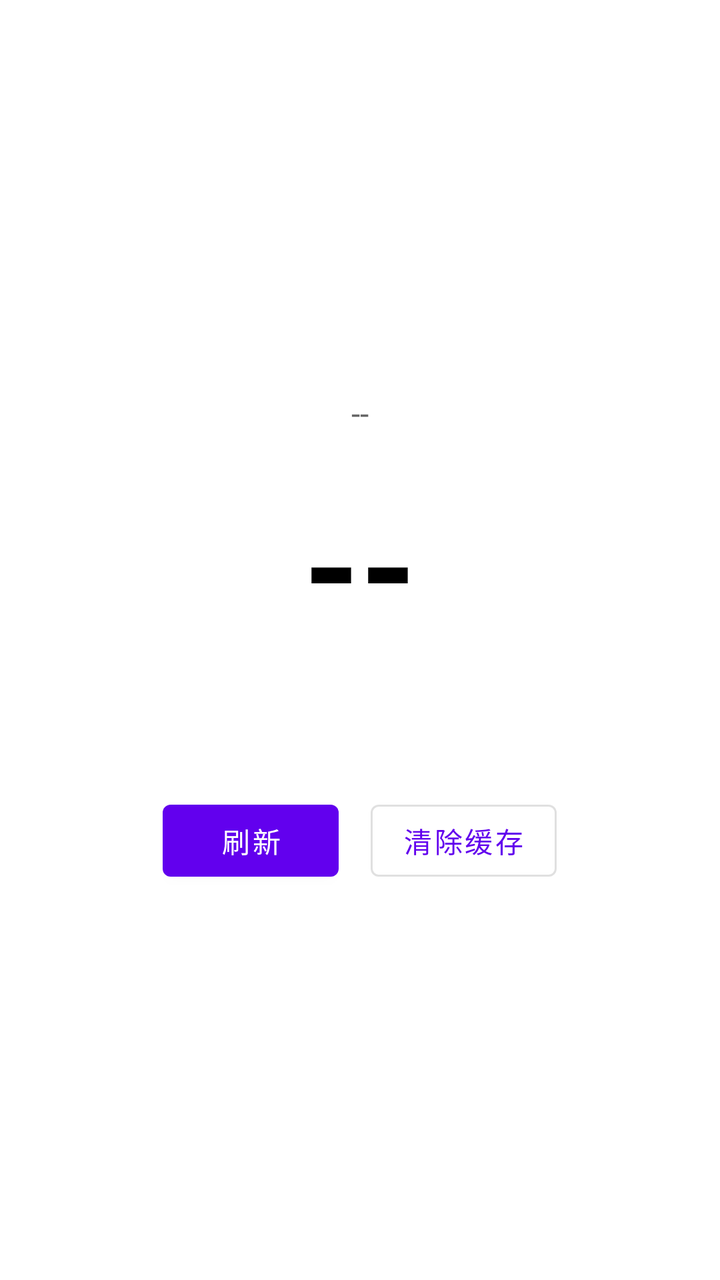
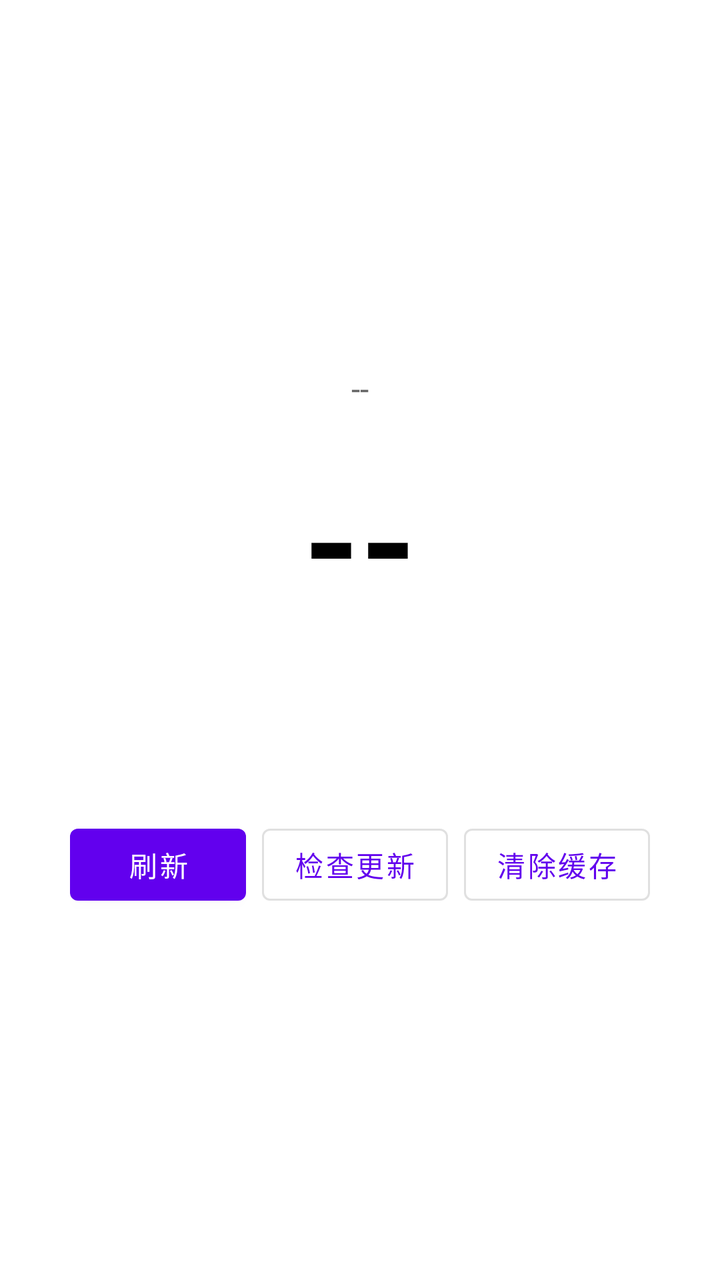

Screens rendered from an Android XML layout before and after an edit, with the pre-edit source and the edit as a unified diff.
<!-- AndroidManifest.xml: activity theme Theme.DailyRandom -->
<!-- res/layout/activity_main.xml -->
<?xml version="1.0" encoding="utf-8"?>
<LinearLayout xmlns:android="http://schemas.android.com/apk/res/android"
    android:layout_width="match_parent"
    android:layout_height="match_parent"
    android:gravity="center"
    android:orientation="vertical"
    android:padding="32dp">

    <TextView
        android:id="@+id/tvDate"
        android:layout_width="wrap_content"
        android:layout_height="wrap_content"
        android:text="--"
        android:textColor="#666666"
        android:textSize="16sp" />

    <TextView
        android:id="@+id/tvRandom"
        android:layout_width="wrap_content"
        android:layout_height="wrap_content"
        android:layout_marginTop="16dp"
        android:text="--"
        android:textColor="#000000"
        android:textSize="72sp"
        android:textStyle="bold" />

    <TextView
        android:id="@+id/tvOddEven"
        android:layout_width="wrap_content"
        android:layout_height="wrap_content"
        android:layout_marginTop="8dp"
        android:text=""
        android:textColor="#FF6200EE"
        android:textSize="20sp"
        android:textStyle="bold" />

    <LinearLayout
        android:layout_width="wrap_content"
        android:layout_height="wrap_content"
        android:layout_marginTop="32dp"
        android:orientation="horizontal">

        <Button
            android:id="@+id/btnRefresh"
            android:layout_width="wrap_content"
            android:layout_height="wrap_content"
            android:layout_marginEnd="16dp"
            android:text="刷新" />

        <Button
            android:id="@+id/btnClear"
            android:layout_width="wrap_content"
            android:layout_height="wrap_content"
            android:text="清除缓存"
            style="@style/Widget.MaterialComponents.Button.OutlinedButton" />

    </LinearLayout>

</LinearLayout>
<!-- resources referenced by this layout -->
<resources>
  <style name="Theme.DailyRandom" parent="Theme.MaterialComponents.DayNight.DarkActionBar">
          <item name="colorPrimary">@color/purple_500</item>
          <item name="colorPrimaryVariant">@color/purple_700</item>
          <item name="colorOnPrimary">@color/white</item>
          <item name="colorSecondary">@color/teal_200</item>
          <item name="colorSecondaryVariant">@color/teal_700</item>
          <item name="colorOnSecondary">@color/black</item>
      </style>
  <color name="purple_500">#FF6200EE</color>
  <color name="purple_700">#FF3700B3</color>
  <color name="white">#FFFFFFFF</color>
  <color name="teal_200">#FF03DAC5</color>
  <color name="teal_700">#FF018786</color>
  <color name="black">#FF000000</color>
</resources>

<!-- the commit's change to res/layout/activity_main.xml (unified diff, before → after) -->
@@ -34,18 +34,35 @@
         android:textSize="20sp"
         android:textStyle="bold" />
 
+    <TextView
+        android:id="@+id/tvUpdateStatus"
+        android:layout_width="wrap_content"
+        android:layout_height="wrap_content"
+        android:layout_marginTop="16dp"
+        android:text=""
+        android:textColor="#999999"
+        android:textSize="12sp" />
+
     <LinearLayout
         android:layout_width="wrap_content"
         android:layout_height="wrap_content"
-        android:layout_marginTop="32dp"
+        android:layout_marginTop="24dp"
         android:orientation="horizontal">
 
         <Button
             android:id="@+id/btnRefresh"
             android:layout_width="wrap_content"
             android:layout_height="wrap_content"
-            android:layout_marginEnd="16dp"
+            android:layout_marginEnd="8dp"
             android:text="刷新" />
+
+        <Button
+            android:id="@+id/btnUpdate"
+            android:layout_width="wrap_content"
+            android:layout_height="wrap_content"
+            android:layout_marginEnd="8dp"
+            android:text="检查更新"
+            style="@style/Widget.MaterialComponents.Button.OutlinedButton" />
 
         <Button
             android:id="@+id/btnClear"
